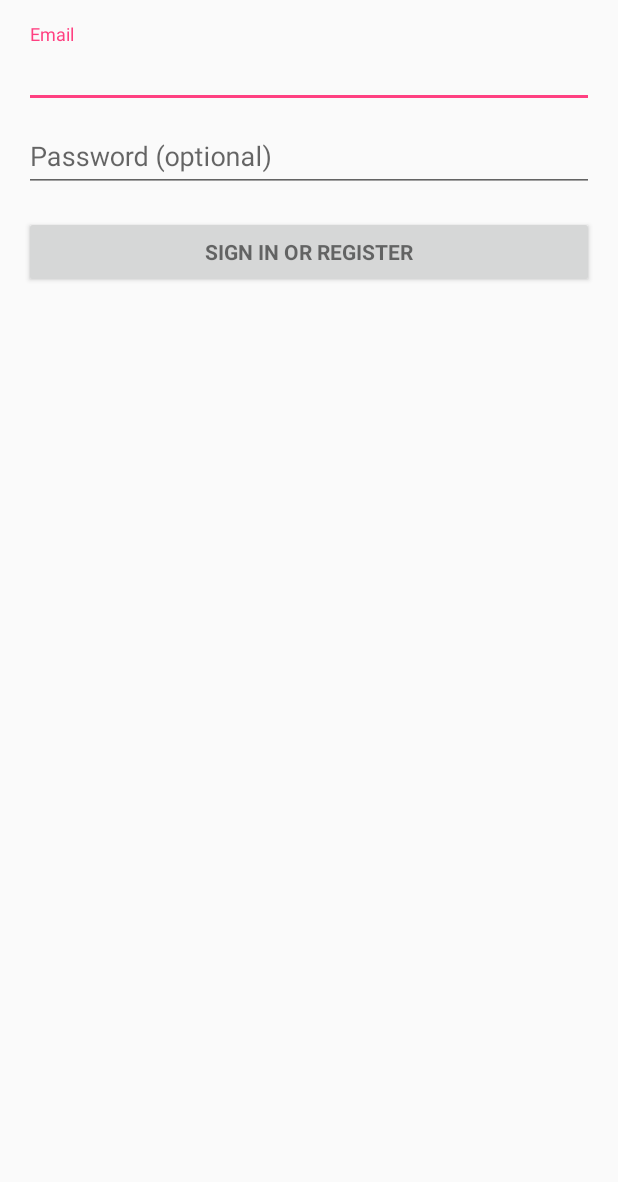
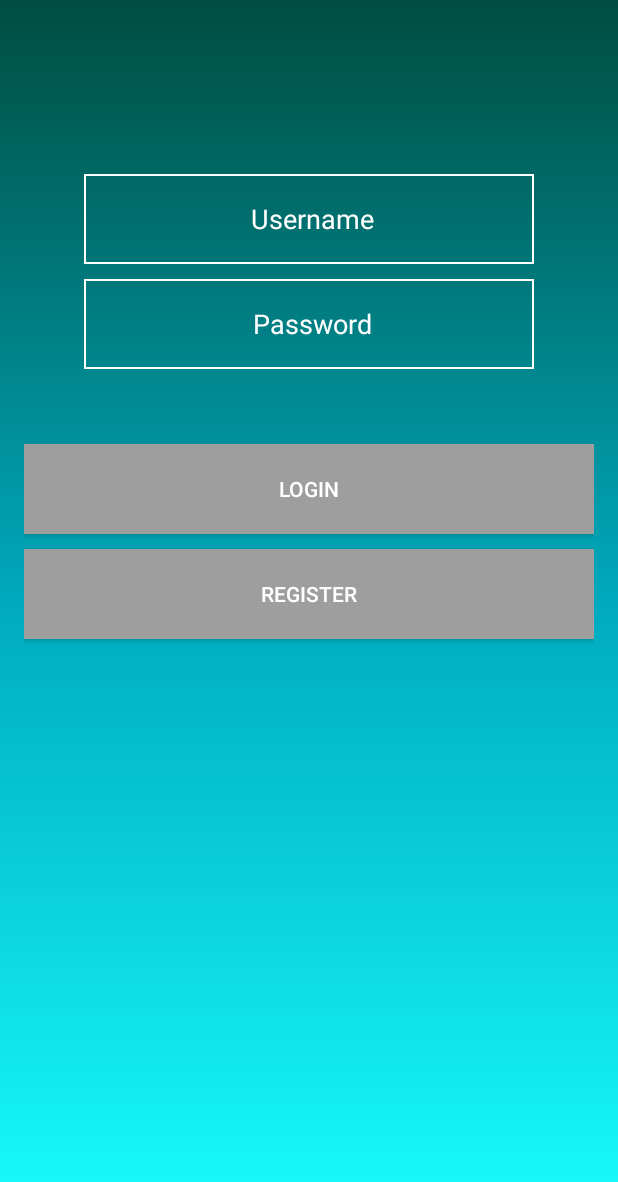
Before and after one commit to ericyuegu/whaddya-havin, an Android app: the layout activity_login.xml on its own in the app's theme, with its tools: preview values and no code run, on a phone screen of 412 x 824 dp. Shown: the top 1182 px of the screen. Run offline under Robolectric (Android 15) with nearby library versions, the phone set to English and light mode, and no system bars.

Commit message:
UI for login and register

```diff
--- a/app/src/main/AndroidManifest.xml
+++ b/app/src/main/AndroidManifest.xml
@@ -23,6 +23,10 @@
                 <category android:name="android.intent.category.LAUNCHER" />
             </intent-filter>
         </activity>
+        <activity
+            android:name=".Register"
+            android:label="@string/title_activity_register"
+            android:theme="@style/AppTheme.NoActionBar"></activity>
     </application>
 
 </manifest>
--- a/app/src/main/java/com/ericyuegu/whaddyahavin/LoginActivity.java
+++ b/app/src/main/java/com/ericyuegu/whaddyahavin/LoginActivity.java
@@ -70,7 +70,7 @@ public class LoginActivity extends AppCompatActivity implements LoaderCallbacks<
         mEmailView = (AutoCompleteTextView) findViewById(R.id.email);
         populateAutoComplete();
 
-        mPasswordView = (EditText) findViewById(R.id.password);
+        mPasswordView = (EditText) findViewById(R.id.Password);
         mPasswordView.setOnEditorActionListener(new TextView.OnEditorActionListener() {
             @Override
             public boolean onEditorAction(TextView textView, int id, KeyEvent keyEvent) {
--- /dev/null
+++ b/app/src/main/res/drawable/buttonstyle.xml
@@ -0,0 +1,8 @@
+<?xml version="1.0" encoding="utf-8"?>
+<shape android:shape="rectangle"
+    xmlns:android="http://schemas.android.com/apk/res/android">
+    <solid android:color="#9e9e9e
+"/>
+
+
+</shape>
--- /dev/null
+++ b/app/src/main/res/drawable/buttonstyleclick.xml
@@ -0,0 +1,6 @@
+<?xml version="1.0" encoding="utf-8"?>
+<shape android:shape="rectangle"
+    xmlns:android="http://schemas.android.com/apk/res/android">
+    <solid android:color="#616161" />
+
+</shape>
--- /dev/null
+++ b/app/src/main/res/drawable/buttonstyleselector.xml
@@ -0,0 +1,6 @@
+<?xml version="1.0" encoding="utf-8"?>
+<selector xmlns:android="http://schemas.android.com/apk/res/android" >
+    <item android:drawable="@drawable/buttonstyle"/>
+    <item android:drawable="@drawable/buttonstyleclick" android:state_pressed="true"/>
+
+</selector>
--- /dev/null
+++ b/app/src/main/res/drawable/edit_textstyle.xml
@@ -0,0 +1,7 @@
+<?xml version="1.0" encoding="utf-8"?>
+<shape android:shape="rectangle"
+    xmlns:android="http://schemas.android.com/apk/res/android" >
+
+<stroke android:width="1dp" android:color="#fff"/>
+<padding android:left="5dp"></padding>
+</shape>
--- /dev/null
+++ b/app/src/main/res/drawable/gradient.xml
@@ -0,0 +1,15 @@
+<?xml version="1.0" encoding="utf-8"?>
+<shape xmlns:android="http://schemas.android.com/apk/res/android"
+    android:shape="rectangle">
+    <gradient
+        android:startColor="@color/colorSecondary"
+        android:endColor="@color/colorAccent"
+        android:centerColor="@color/centerColor"
+        android:type="linear"
+        android:angle="90"/>
+    <padding
+        android:left="7dp"
+        android:bottom="7dp"
+        android:top="7dp"
+        android:right="7dp"/>
+</shape>
--- a/app/src/main/res/layout/activity_login.xml
+++ b/app/src/main/res/layout/activity_login.xml
@@ -1,77 +1,64 @@
 <LinearLayout xmlns:android="http://schemas.android.com/apk/res/android"
     xmlns:tools="http://schemas.android.com/tools"
+    android:id="@+id/login_progress"
     android:layout_width="match_parent"
     android:layout_height="match_parent"
-    android:gravity="center_horizontal"
-    android:orientation="vertical"
     android:paddingBottom="@dimen/activity_vertical_margin"
     android:paddingLeft="@dimen/activity_horizontal_margin"
     android:paddingRight="@dimen/activity_horizontal_margin"
     android:paddingTop="@dimen/activity_vertical_margin"
-    tools:context="com.ericyuegu.whaddyahavin.LoginActivity">
-
-    <!-- Login progress -->
-    <ProgressBar
-        android:id="@+id/login_progress"
-        style="?android:attr/progressBarStyleLarge"
-        android:layout_width="wrap_content"
-        android:layout_height="wrap_content"
-        android:layout_marginBottom="8dp"
-        android:visibility="gone" />
-
-    <ScrollView
-        android:id="@+id/login_form"
-        android:layout_width="match_parent"
-        android:layout_height="match_parent">
+    tools:context=".LoginActivity"
+    android:background="@drawable/gradient">
 
     <LinearLayout
-            android:id="@+id/email_login_form"
+        android:paddingTop="100dp"
         android:layout_width="match_parent"
-            android:layout_height="wrap_content"
+        android:layout_height="match_parent"
         android:orientation="vertical">
 
-            <android.support.design.widget.TextInputLayout
-                android:layout_width="match_parent"
-                android:layout_height="wrap_content">
 
-                <AutoCompleteTextView
-                    android:id="@+id/email"
-                    android:layout_width="match_parent"
-                    android:layout_height="wrap_content"
-                    android:hint="@string/prompt_email"
-                    android:inputType="textEmailAddress"
-                    android:maxLines="1"
-                    android:singleLine="true" />
-
-            </android.support.design.widget.TextInputLayout>
-
-            <android.support.design.widget.TextInputLayout
-                android:layout_width="match_parent"
-                android:layout_height="wrap_content">
 
         <EditText
-                    android:id="@+id/password"
-                    android:layout_width="match_parent"
-                    android:layout_height="wrap_content"
-                    android:hint="@string/prompt_password"
-                    android:imeActionId="@+id/login"
-                    android:imeActionLabel="@string/action_sign_in_short"
-                    android:imeOptions="actionUnspecified"
-                    android:inputType="textPassword"
+            android:gravity="center"
+            android:textColorHint="#fff"
+            android:background="@drawable/edit_textstyle"
+            android:layout_width="300dp"
+            android:layout_height="60dp"
+            android:layout_gravity="center"
             android:maxLines="1"
-                    android:singleLine="true" />
-
-            </android.support.design.widget.TextInputLayout>
+            android:hint="Username"
+            android:imeActionLabel="@string/action_sign_in_short"/>
+        <EditText
+            android:gravity="center"
+            android:textColorHint="#fff"
+            android:background="@drawable/edit_textstyle"
+            android:layout_marginTop="10dp"
+            android:layout_width="300dp"
+            android:layout_height="60dp"
+            android:layout_gravity="center"
+            android:maxLines="1"
+            android:hint="Password"/>
 
         <Button
-                android:id="@+id/email_sign_in_button"
-                style="?android:textAppearanceSmall"
+            android:layout_gravity="center"
+            android:background="@drawable/buttonstyleselector"
+            android:textColor="#fff"
             android:layout_width="match_parent"
-                android:layout_height="wrap_content"
-                android:layout_marginTop="16dp"
-                android:text="@string/action_sign_in"
-                android:textStyle="bold" />
+            android:layout_height="60dp"
+            android:text="Login"
+            android:layout_marginTop="50dp"
+            />
+        <Button
+            android:layout_gravity="center"
+            android:background="@drawable/buttonstyleselector"
+            android:textColor="#fff"
+            android:layout_width="match_parent"
+            android:layout_height="60dp"
+            android:text="Register"
+            android:layout_marginTop="10dp"
+            />
+
 
     </LinearLayout>
-    </ScrollView>
+
 </LinearLayout>
--- a/app/src/main/res/values/colors.xml
+++ b/app/src/main/res/values/colors.xml
@@ -1,6 +1,16 @@
 <?xml version="1.0" encoding="utf-8"?>
 <resources>
-    <color name="colorPrimary">#3F51B5</color>
-    <color name="colorPrimaryDark">#303F9F</color>
-    <color name="colorAccent">#FF4081</color>
+    <color name="colorPrimary">#004d40
+    </color>
+    <!--<color name="colorPrimaryDark">#f4511e-->
+    <!--</color>-->
+    <color name="colorSecondary">#18ffff
+
+    </color>
+    <color name="colorAccent">#004d40
+    </color>
+    <color name="textboxcolor">#616161</color>
+    <color name="centerColor">#00acc1
+
+    </color>
 </resources>
--- a/app/src/main/res/values/dimens.xml
+++ b/app/src/main/res/values/dimens.xml
@@ -2,4 +2,5 @@
     <!-- Default screen margins, per the Android Design guidelines. -->
     <dimen name="activity_horizontal_margin">16dp</dimen>
     <dimen name="activity_vertical_margin">16dp</dimen>
+    <dimen name="fab_margin">16dp</dimen>
 </resources>
--- a/app/src/main/res/values/strings.xml
+++ b/app/src/main/res/values/strings.xml
@@ -13,4 +13,5 @@
     <string name="permission_rationale">"Contacts permissions are needed for providing email
         completions."
     </string>
+    <string name="title_activity_register">Register</string>
 </resources>
--- a/app/src/main/res/values/styles.xml
+++ b/app/src/main/res/values/styles.xml
@@ -4,8 +4,17 @@
     <style name="AppTheme" parent="Theme.AppCompat.Light.DarkActionBar">
         <!-- Customize your theme here. -->
         <item name="colorPrimary">@color/colorPrimary</item>
-        <item name="colorPrimaryDark">@color/colorPrimaryDark</item>
+        <!--<item name="colorPrimaryDark">@color/colorPrimaryDark</item>-->
         <item name="colorAccent">@color/colorAccent</item>
     </style>
 
+    <style name="AppTheme.NoActionBar">
+        <item name="windowActionBar">false</item>
+        <item name="windowNoTitle">true</item>
+    </style>
+
+    <style name="AppTheme.AppBarOverlay" parent="ThemeOverlay.AppCompat.Dark.ActionBar" />
+
+    <style name="AppTheme.PopupOverlay" parent="ThemeOverlay.AppCompat.Light" />
+
 </resources>
```
Also changed, not shown: app/src/main/java/com/ericyuegu/whaddyahavin/Register.java (added, +29 -0 lines), app/src/main/res/layout/activity_register.xml (added, +89 -0 lines). Lines whose indentation alone changed are shown as unchanged.
